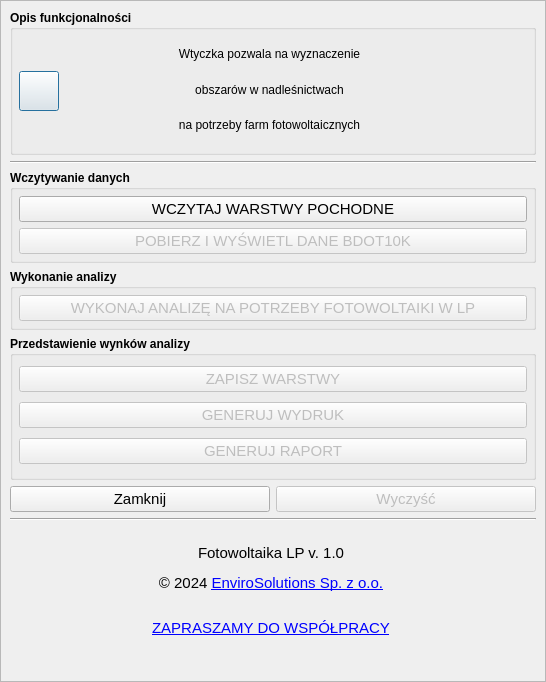
First picture: the form in photovoltaics_LP_dialog_base.ui, repository envirosolutionspl/pv_las, before the edit.
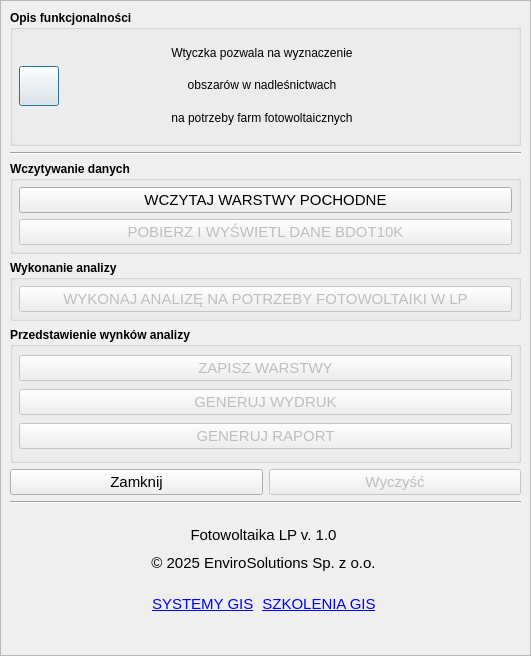
Second picture: the form after the edit. Icons and pictures are not drawn.

Patch:
```diff
--- a/photovoltaics_LP_dialog_base.ui
+++ b/photovoltaics_LP_dialog_base.ui
@@ -9,8 +9,8 @@
    <rect>
     <x>0</x>
     <y>0</y>
-    <width>546</width>
-    <height>682</height>
+    <width>531</width>
+    <height>656</height>
    </rect>
   </property>
   <property name="windowTitle">
@@ -43,8 +43,8 @@
        <rect>
         <x>0</x>
         <y>0</y>
-        <width>544</width>
-        <height>680</height>
+        <width>529</width>
+        <height>654</height>
        </rect>
       </property>
       <layout class="QVBoxLayout" name="verticalLayout_5">
@@ -489,7 +489,7 @@
               <bool>true</bool>
              </property>
              <property name="margin">
-              <number>4</number>
+              <number>9</number>
              </property>
             </widget>
            </item>
@@ -501,14 +501,14 @@
             <number>2</number>
            </property>
            <item row="0" column="0">
-            <layout class="QGridLayout" name="gridLayout_5">
+            <layout class="QVBoxLayout" name="verticalLayout_2">
              <property name="topMargin">
               <number>10</number>
              </property>
              <property name="bottomMargin">
               <number>10</number>
              </property>
-             <item row="0" column="0">
+             <item>
               <layout class="QGridLayout" name="gridLayout_8">
                <item row="0" column="0">
                 <widget class="QLabel" name="lbl_pluginVersion">
@@ -533,7 +533,7 @@
                   </font>
                  </property>
                  <property name="text">
-                  <string>&lt;html&gt;&lt;head/&gt;&lt;body&gt;&lt;p&gt;© 2024 &lt;a href=&quot;http://www.envirosolutions.pl/&quot;&gt;&lt;span style=&quot; text-decoration: underline; color:#0000ff;&quot;&gt;EnviroSolutions Sp. z o.o.&lt;/span&gt;&lt;/a&gt;&lt;/p&gt;&lt;/body&gt;&lt;/html&gt;</string>
+                  <string>&lt;html&gt;&lt;head/&gt;&lt;body&gt;&lt;p&gt;© 2025 EnviroSolutions Sp. z o.o.&lt;/p&gt;&lt;/body&gt;&lt;/html&gt;</string>
                  </property>
                  <property name="textFormat">
                   <enum>Qt::RichText</enum>
@@ -551,7 +551,36 @@
                </item>
               </layout>
              </item>
-             <item row="1" column="0">
+             <item>
+              <layout class="QGridLayout" name="gridLayout_5">
+               <property name="sizeConstraint">
+                <enum>QLayout::SetMinimumSize</enum>
+               </property>
+               <property name="horizontalSpacing">
+                <number>6</number>
+               </property>
+               <property name="verticalSpacing">
+                <number>0</number>
+               </property>
+               <item row="0" column="0" alignment="Qt::AlignHCenter|Qt::AlignVCenter">
+                <widget class="QLabel" name="lbl_systemy_4">
+                 <property name="font">
+                  <font>
+                   <pointsize>11</pointsize>
+                  </font>
+                 </property>
+                 <property name="text">
+                  <string>&lt;html&gt;&lt;head/&gt;&lt;body&gt;&lt;p&gt;&lt;a href=&quot;https://envirosolutions.pl/systemy-opensource-gis/&quot;&gt;&lt;span style=&quot; text-decoration: underline; color:#0000ff;&quot;&gt;SYSTEMY GIS&lt;/span&gt;&lt;/a&gt;&lt;/p&gt;&lt;/body&gt;&lt;/html&gt;</string>
+                 </property>
+                 <property name="openExternalLinks">
+                  <bool>true</bool>
+                 </property>
+                 <property name="textInteractionFlags">
+                  <set>Qt::TextBrowserInteraction</set>
+                 </property>
+                </widget>
+               </item>
+               <item row="0" column="1" alignment="Qt::AlignHCenter|Qt::AlignVCenter">
               <widget class="QLabel" name="lbl_email">
                <property name="font">
                 <font>
@@ -559,7 +588,7 @@
                 </font>
                </property>
                <property name="text">
-                <string>&lt;html&gt;&lt;head/&gt;&lt;body&gt;&lt;p&gt;&lt;a href=&quot;mailto:office@envirosolutions.pl&quot;&gt;&lt;span style=&quot; text-decoration: underline; color:#0000ff;&quot;&gt;ZAPRASZAMY DO WSPÓŁPRACY&lt;/span&gt;&lt;/a&gt;&lt;/p&gt;&lt;/body&gt;&lt;/html&gt;</string>
+                  <string>&lt;html&gt;&lt;head/&gt;&lt;body&gt;&lt;p&gt;&lt;a href=&quot;https://envirosolutions.pl/oferta-szkoleniowa/&quot;&gt;&lt;span style=&quot; text-decoration: underline; color:#0000ff;&quot;&gt;SZKOLENIA GIS&lt;/span&gt;&lt;/a&gt;&lt;/p&gt;&lt;/body&gt;&lt;/html&gt;</string>
                </property>
                <property name="textFormat">
                 <enum>Qt::RichText</enum>
@@ -574,6 +603,8 @@
                 <set>Qt::TextBrowserInteraction</set>
                </property>
               </widget>
+               </item>
+              </layout>
              </item>
             </layout>
            </item>
@@ -616,7 +647,7 @@
               <bool>true</bool>
              </property>
              <property name="margin">
-              <number>0</number>
+              <number>-4</number>
              </property>
             </widget>
            </item>
```
Lines whose indentation alone changed are shown as unchanged.
